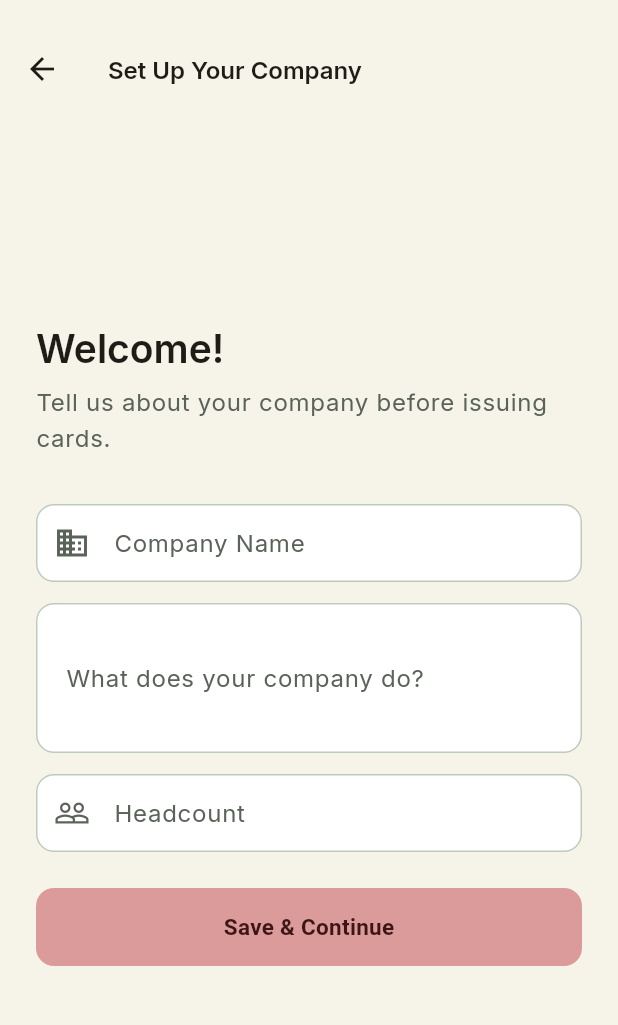
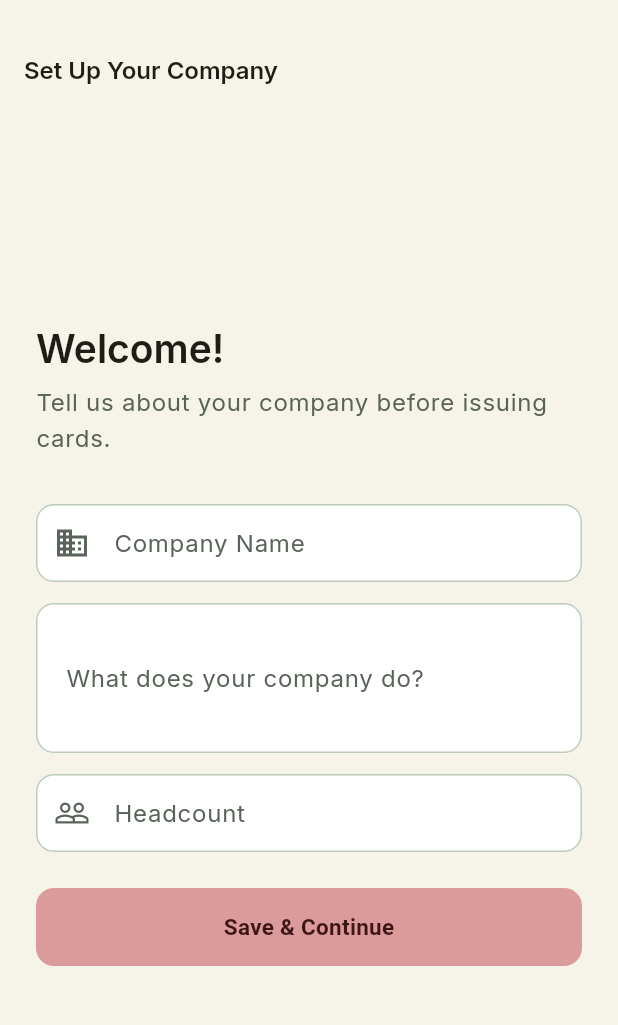
Before and after one commit to tawsif-r/digital-card-flutter, a Flutter app: the OnboardingScreen screen opened by its route, on a phone screen of 412 x 824 dp, the part 57-1082 px from its top. Run offline on Flutter 3.47's test engine with Material 3 defaults, Android fonts, the phone set to English and light mode, and no system bars; our stand-ins replace cached_network_image, dio, flutter_colorpicker, flutter_dotenv, flutter_riverpod, flutter_secure_storage and 7 more; accounts and stored records are empty.

Commit message:
remove back botton

```diff
--- a/lib/features/company/screens/my_company_screen.dart
+++ b/lib/features/company/screens/my_company_screen.dart
@@ -17,7 +17,7 @@ class MyCompanyScreen extends ConsumerWidget {
     return companyAsync.when(
       loading: () => const Scaffold(body: Center(child: CircularProgressIndicator())),
       error: (e, _) => Scaffold(
-        appBar: AppBar(title: const Text('My Company')),
+        appBar: AppBar(title: const Text('My Company'), automaticallyImplyLeading: false),
         body: Center(child: Text('Error: $e')),
       ),
       data: (company) {
@@ -71,7 +71,7 @@ class _CompanyViewState extends ConsumerState<_CompanyView> {
     final issuedAsync = ref.watch(issuedByCompanyProvider);
 
     return Scaffold(
-      appBar: AppBar(title: const Text('My Company')),
+      appBar: AppBar(title: const Text('My Company'), automaticallyImplyLeading: false),
       body: RefreshIndicator(
         onRefresh: () => Future.wait([
           ref.read(companyProvider.notifier).refresh(),
--- a/lib/features/company/screens/onboarding_screen.dart
+++ b/lib/features/company/screens/onboarding_screen.dart
@@ -57,7 +57,7 @@ class _OnboardingScreenState extends ConsumerState<OnboardingScreen> {
     final tt = Theme.of(context).textTheme;
 
     return Scaffold(
-      appBar: AppBar(title: const Text('Set Up Your Company')),
+      appBar: AppBar(title: const Text('Set Up Your Company'), automaticallyImplyLeading: false),
       body: Center(
         child: SingleChildScrollView(
           padding: const EdgeInsets.symmetric(horizontal: 24, vertical: 32),
```
